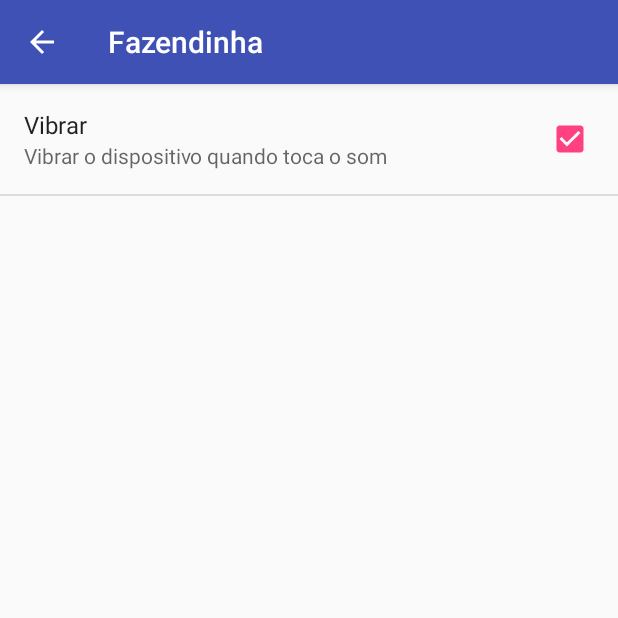
After one commit to aduilio/MiniCursoFai2017, an Android app: the SettingsActivity screen opened directly, with no data from a screen before it, on a phone screen of 412 x 824 dp, the top half of it. The commit adds this screen. Run offline under Robolectric (Android 15) with nearby library versions, the phone set to English and light mode, and no system bars.

Commit message:
Settings screen

```diff
--- a/app/src/main/AndroidManifest.xml
+++ b/app/src/main/AndroidManifest.xml
@@ -20,6 +20,10 @@
 
         </activity>
 
+        <activity
+            android:name=".activity.SettingsActivity"
+            android:screenOrientation="nosensor" />
+
     </application>
 
 </manifest>
--- a/app/src/main/java/com/aduilio/fazendinha/activity/MainActivity.java
+++ b/app/src/main/java/com/aduilio/fazendinha/activity/MainActivity.java
@@ -13,7 +13,7 @@ public class MainActivity extends AppCompatActivity {
     @Override
     protected void onCreate(@Nullable Bundle savedInstanceState) {
         super.onCreate(savedInstanceState);
-        setContentView(R.layout.main_activity);
+        setContentView(R.layout.activity_main);
 
         ImageView porco = (ImageView) findViewById(R.id.iv_main_porco);
         porco.setOnClickListener(new View.OnClickListener() {
--- /dev/null
+++ b/app/src/main/java/com/aduilio/fazendinha/activity/SettingsActivity.java
@@ -0,0 +1,46 @@
+package com.aduilio.fazendinha.activity;
+
+import android.os.Bundle;
+import android.preference.CheckBoxPreference;
+import android.preference.PreferenceFragment;
+import android.support.v7.app.AppCompatActivity;
+import android.view.MenuItem;
+
+import com.aduilio.fazendinha.R;
+
+public class SettingsActivity extends AppCompatActivity {
+
+    @Override
+    protected void onCreate(Bundle savedInstanceState) {
+        super.onCreate(savedInstanceState);
+        setContentView(R.layout.activity_settings);
+
+        getSupportActionBar().setDisplayHomeAsUpEnabled(true);
+        getSupportActionBar().setHomeButtonEnabled(true);
+
+        getFragmentManager().beginTransaction().replace(R.id.fragment_settings, new FragmentPreference()).commit();
+    }
+
+    public static class FragmentPreference extends PreferenceFragment {
+
+        @Override
+        public void onCreate(Bundle savedInstanceState) {
+            super.onCreate(savedInstanceState);
+            addPreferencesFromResource(R.xml.fragment_settings);
+
+            CheckBoxPreference vibrate = (CheckBoxPreference) findPreference("vibrate");
+
+        }
+    }
+
+    @Override
+    public boolean onOptionsItemSelected(MenuItem item) {
+        switch (item.getItemId()) {
+            case android.R.id.home:
+                finish();
+                break;
+        }
+
+        return true;
+    }
+}
--- /dev/null
+++ b/app/src/main/res/layout/activity_settings.xml
@@ -0,0 +1,15 @@
+<?xml version="1.0" encoding="utf-8"?>
+<LinearLayout xmlns:android="http://schemas.android.com/apk/res/android"
+    xmlns:tools="http://schemas.android.com/tools"
+    android:layout_width="match_parent"
+    android:layout_height="match_parent"
+    android:orientation="vertical"
+    tools:context=".activity.SettingsActivity">
+
+    <fragment
+        android:id="@+id/fragment_settings"
+        android:name="com.aduilio.fazendinha.activity.SettingsActivity$FragmentPreference"
+        android:layout_width="match_parent"
+        android:layout_height="match_parent" />
+
+</LinearLayout>
--- a/app/src/main/res/values/strings.xml
+++ b/app/src/main/res/values/strings.xml
@@ -1,3 +1,5 @@
 <resources>
     <string name="app_name">Fazendinha</string>
+    <string name="vibrate_device">Vibrar</string>
+    <string name="vibrate_device_info">Vibrar o dispositivo quando toca o som</string>
 </resources>
--- /dev/null
+++ b/app/src/main/res/xml/fragment_settings.xml
@@ -0,0 +1,9 @@
+<PreferenceScreen xmlns:android="http://schemas.android.com/apk/res/android">
+
+    <CheckBoxPreference
+        android:defaultValue="true"
+        android:key="verify_volume"
+        android:summary="@string/vibrate_device_info"
+        android:title="@string/vibrate_device" />
+
+</PreferenceScreen>
```
Also changed, not shown: app/src/main/res/layout/activity_main.xml (renamed from app/src/main/res/layout/main_activity.xml).
